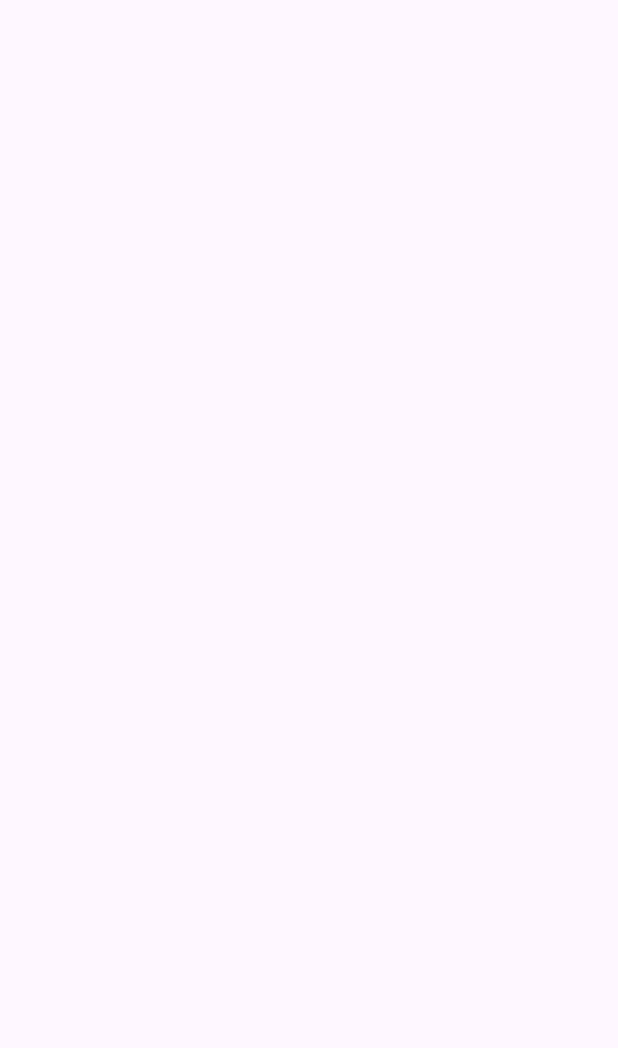
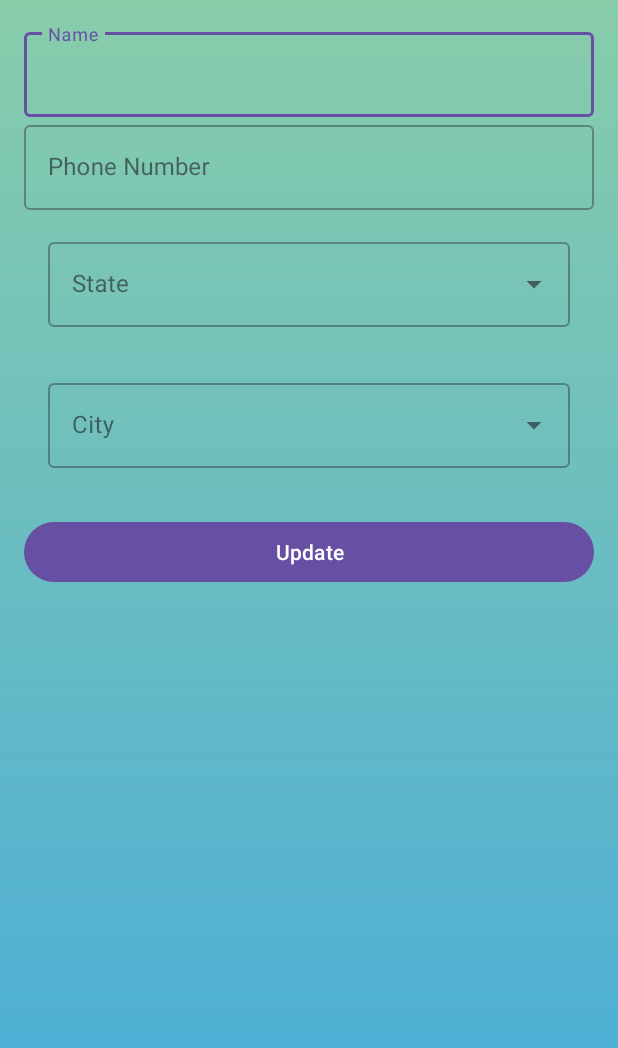
Before and after one commit to PranavModale/GreenHarvest, an Android app: the EditProfile screen opened directly, with no data from a screen before it, on a phone screen of 412 x 824 dp. Before the commit the part shown is empty. Shown: the top 1048 px of the screen. Run offline under Robolectric (Android 15) with nearby library versions, the phone set to English and light mode, and no system bars; our stand-ins replace Firebase (no records; nobody signed in at launch, a user with empty details on screens opened directly).

Commit message:
Seller EditProfile feture added

```diff
--- a/app/src/main/java/com/example/greenharvest/common/EditProfile.java
+++ b/app/src/main/java/com/example/greenharvest/common/EditProfile.java
@@ -1,22 +1,123 @@
 package com.example.greenharvest.common;
 
 import android.os.Bundle;
+import android.widget.ArrayAdapter;
+import android.widget.AutoCompleteTextView;
+import android.widget.Button;
+import android.widget.EditText;
+import android.widget.Toast;
 
-import androidx.activity.EdgeToEdge;
 import androidx.appcompat.app.AppCompatActivity;
-import androidx.core.graphics.Insets;
-import androidx.core.view.ViewCompat;
-import androidx.core.view.WindowInsetsCompat;
 
 import com.example.greenharvest.R;
+import com.example.greenharvest.logins.Location;
+import com.example.greenharvest.model.Seller;
+import com.google.android.gms.tasks.OnSuccessListener;
+import com.google.firebase.auth.FirebaseAuth;
+import com.google.firebase.auth.FirebaseUser;
+import com.google.firebase.database.DataSnapshot;
+import com.google.firebase.database.DatabaseReference;
+import com.google.firebase.database.FirebaseDatabase;
+
+import java.util.Arrays;
 
 public class EditProfile extends AppCompatActivity {
+
+    private EditText sellerNameEditText;
+    private AutoCompleteTextView stateAutoCompleteTextView;
+    private AutoCompleteTextView cityAutoCompleteTextView;
+    private EditText phoneNumberEditText;
+    private Button updateButton;
+
+    private DatabaseReference sellerRef;
+    private FirebaseUser currentUser;
 
     @Override
     protected void onCreate(Bundle savedInstanceState) {
         super.onCreate(savedInstanceState);
-        EdgeToEdge.enable(this);
         setContentView(R.layout.activity_edit_profile);
 
+        // Initialize database references
+        sellerRef = FirebaseDatabase.getInstance().getReference().child("Sellers");
+        currentUser = FirebaseAuth.getInstance().getCurrentUser();
+
+        // Initialize views
+        sellerNameEditText = findViewById(R.id.edit_name);
+        stateAutoCompleteTextView = findViewById(R.id.edit_state);
+        cityAutoCompleteTextView = findViewById(R.id.edit_city);
+        phoneNumberEditText = findViewById(R.id.edit_phone);
+        updateButton = findViewById(R.id.button_update);
+
+        // Set event listener for state selection
+        stateAutoCompleteTextView.setOnItemClickListener((adapterView, view, position, l) -> {
+            int selectedStateIndex = position;
+            ArrayAdapter<String> cityAdapter = new ArrayAdapter<>(EditProfile.this, android.R.layout.simple_dropdown_item_1line, Location.cities[selectedStateIndex]);
+            cityAutoCompleteTextView.setAdapter(cityAdapter);
+        });
+
+        // Fetch and populate existing seller details
+        if (currentUser != null) {
+            String sellerId = currentUser.getUid();
+
+            sellerRef.child(sellerId).get().addOnSuccessListener(new OnSuccessListener<DataSnapshot>() {
+                @Override
+                public void onSuccess(DataSnapshot dataSnapshot) {
+                    if (dataSnapshot.exists()) {
+                        // Get the seller object
+                        Seller seller = dataSnapshot.getValue(Seller.class);
+                        if (seller != null) {
+                            sellerNameEditText.setText(seller.getSellerName());
+
+                            // Set adapter for state dropdown menu
+                            ArrayAdapter<String> stateAdapter = new ArrayAdapter<>(EditProfile.this, android.R.layout.simple_dropdown_item_1line, Location.state);
+                            stateAutoCompleteTextView.setAdapter(stateAdapter);
+
+                            stateAutoCompleteTextView.setText(seller.getState(), false);
+                            stateAutoCompleteTextView.performCompletion();
+
+                            // Set adapter for city dropdown menu based on the selected state
+                            int selectedStateIndex = Arrays.asList(Location.state).indexOf(seller.getState());
+                            ArrayAdapter<String> cityAdapter = new ArrayAdapter<>(EditProfile.this, android.R.layout.simple_dropdown_item_1line, Location.cities[selectedStateIndex]);
+                            cityAutoCompleteTextView.setAdapter(cityAdapter);
+
+                            cityAutoCompleteTextView.setText(seller.getCity());
+
+                            phoneNumberEditText.setText(seller.getPhoneNumber());
+                        }
+                    }
+                }
+            });
+        }
+
+        updateButton.setOnClickListener(v -> updateSellerDetails());
+    }
+
+    private void updateSellerDetails() {
+        String sellerName = sellerNameEditText.getText().toString().trim();
+        String state = stateAutoCompleteTextView.getText().toString().trim();
+        String city = cityAutoCompleteTextView.getText().toString().trim();
+        String phoneNumber = phoneNumberEditText.getText().toString().trim();
+
+        // Validate the input fields
+        if (sellerName.isEmpty() || state.isEmpty() || city.isEmpty() || phoneNumber.isEmpty()) {
+            Toast.makeText(this, "All fields are required", Toast.LENGTH_SHORT).show();
+            return;
+        }
+
+        // Update seller details in the database
+        if (currentUser != null) {
+            String sellerId = currentUser.getUid();
+
+            DatabaseReference sellerDataRef = sellerRef.child(sellerId);
+            sellerDataRef.child("sellerName").setValue(sellerName);
+            sellerDataRef.child("state").setValue(state);
+            sellerDataRef.child("city").setValue(city);
+            sellerDataRef.child("phoneNumber").setValue(phoneNumber)
+                    .addOnSuccessListener(aVoid -> {
+                        Toast.makeText(EditProfile.this, "Seller details updated successfully", Toast.LENGTH_SHORT).show();
+                        finish();
+                    })
+                    .addOnFailureListener(e -> Toast.makeText(EditProfile.this, "Failed to update seller details", Toast.LENGTH_SHORT).show());
+        }
     }
 }
--- a/app/src/main/java/com/example/greenharvest/seller/C_Seller.java
+++ b/app/src/main/java/com/example/greenharvest/seller/C_Seller.java
@@ -112,11 +112,11 @@ public class C_Seller extends Fragment {
         Intent intent = new Intent(getActivity(), MainActivity.class);
         startActivity(intent);
         requireActivity().finish();
+
     }
-
         @Override
         public View onCreateView(LayoutInflater inflater, ViewGroup container,
-                             Bundle savedInstanceState) {
+                Bundle savedInstanceState){
             // Inflate the layout for this fragment
             View view = inflater.inflate(R.layout.fragment_c__seller, container, false);
 
@@ -137,7 +137,7 @@ public class C_Seller extends Fragment {
         }
 
         // Retrieve and display seller's data
-    private void displaySellerData() {
+        private void displaySellerData () {
             FirebaseUser currentUser = mAuth.getCurrentUser();
             if (currentUser != null) {
                 String sellerId = currentUser.getUid();
--- a/app/src/main/res/layout/activity_edit_profile.xml
+++ b/app/src/main/res/layout/activity_edit_profile.xml
@@ -1,10 +1,78 @@
 <?xml version="1.0" encoding="utf-8"?>
-<androidx.constraintlayout.widget.ConstraintLayout xmlns:android="http://schemas.android.com/apk/res/android"
-    xmlns:app="http://schemas.android.com/apk/res-auto"
+<LinearLayout
+    xmlns:android="http://schemas.android.com/apk/res/android"
     xmlns:tools="http://schemas.android.com/tools"
-    android:id="@+id/main"
     android:layout_width="match_parent"
     android:layout_height="match_parent"
-    tools:context=".common.EditProfile">
 
-</androidx.constraintlayout.widget.ConstraintLayout>
+    android:background="@drawable/gradient_bg"
+    android:orientation="vertical"
+    android:padding="16dp">
+
+
+    <!-- Name -->
+    <com.google.android.material.textfield.TextInputLayout
+        style="@style/Widget.MaterialComponents.TextInputLayout.OutlinedBox"
+        android:layout_width="match_parent"
+        android:layout_height="wrap_content"
+        android:hint="Name">
+
+        <EditText
+            android:id="@+id/edit_name"
+            android:layout_width="match_parent"
+            android:layout_height="wrap_content"
+            android:inputType="text" />
+    </com.google.android.material.textfield.TextInputLayout>
+
+    <!-- Phone Number -->
+    <com.google.android.material.textfield.TextInputLayout
+        style="@style/Widget.MaterialComponents.TextInputLayout.OutlinedBox"
+        android:layout_width="match_parent"
+        android:layout_height="wrap_content"
+        android:hint="Phone Number">
+
+        <EditText
+            android:id="@+id/edit_phone"
+            android:layout_width="match_parent"
+            android:layout_height="wrap_content"
+            android:inputType="phone" />
+    </com.google.android.material.textfield.TextInputLayout>
+
+    <!-- AutoCompleteTextView for State -->
+    <com.google.android.material.textfield.TextInputLayout
+        style="@style/Widget.MaterialComponents.TextInputLayout.OutlinedBox.ExposedDropdownMenu"
+        android:layout_width="match_parent"
+        android:layout_height="wrap_content"
+        android:layout_margin="16dp"
+        android:hint="State">
+
+        <AutoCompleteTextView
+            android:id="@+id/edit_state"
+            android:layout_width="match_parent"
+            android:layout_height="wrap_content"
+            android:inputType="none" />
+    </com.google.android.material.textfield.TextInputLayout>
+
+    <!-- AutoCompleteTextView for City -->
+    <com.google.android.material.textfield.TextInputLayout
+        style="@style/Widget.MaterialComponents.TextInputLayout.OutlinedBox.ExposedDropdownMenu"
+        android:layout_width="match_parent"
+        android:layout_height="wrap_content"
+        android:layout_margin="16dp"
+        android:hint="City">
+
+        <AutoCompleteTextView
+            android:id="@+id/edit_city"
+            android:layout_width="match_parent"
+            android:layout_height="wrap_content"
+            android:inputType="none" />
+    </com.google.android.material.textfield.TextInputLayout>
+
+    <Button
+        android:id="@+id/button_update"
+        android:layout_width="match_parent"
+        android:layout_height="wrap_content"
+        android:text="Update"
+        android:layout_marginTop="16dp" />
+
+</LinearLayout>
--- a/gradle/libs.versions.toml
+++ b/gradle/libs.versions.toml
@@ -1,5 +1,5 @@
 [versions]
-agp = "8.3.0"
+agp = "8.3.1"
 junit = "4.13.2"
 junitVersion = "1.1.5"
 espressoCore = "3.5.1"
```
Lines whose indentation alone changed are shown as unchanged.
